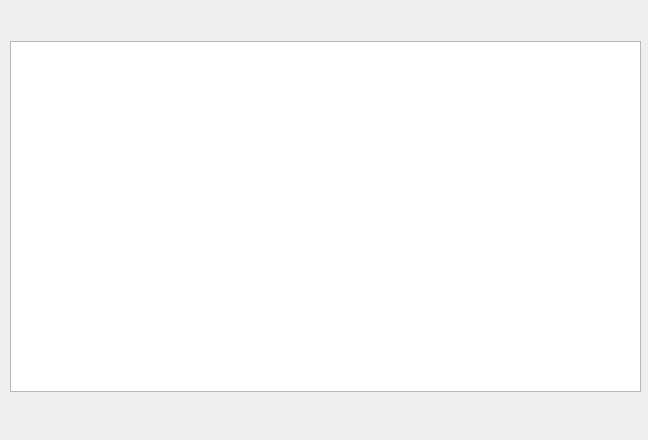
Above: Widgets/CommandFilesWidget.ui from AlexanderMokhov/AR-600Controller before the change. Below: the same form after it.
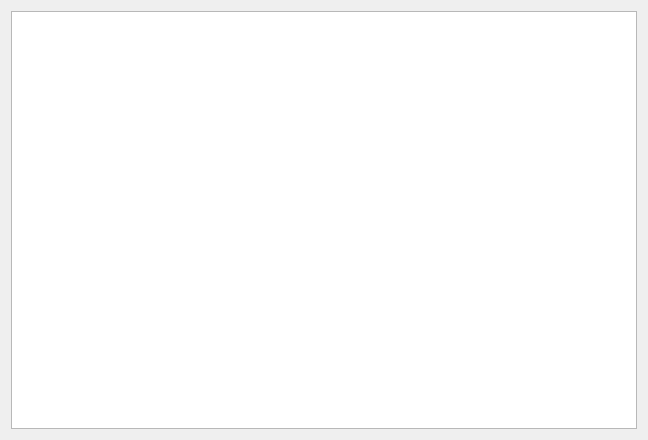
That is the form after the change.

```diff
--- a/Widgets/CommandFilesWidget.ui
+++ b/Widgets/CommandFilesWidget.ui
@@ -13,20 +13,14 @@
   <property name="windowTitle">
    <string>Form</string>
   </property>
+  <layout class="QGridLayout" name="gridLayout">
+   <item row="0" column="0">
   <widget class="QTableView" name="FilesTable">
-   <property name="geometry">
-    <rect>
-     <x>10</x>
-     <y>41</y>
-     <width>631</width>
-     <height>351</height>
-    </rect>
-   </property>
    <property name="styleSheet">
     <string notr="true">selection-color: black; selection-background-color: rgba(30, 144, 255, 100);</string>
    </property>
    <property name="sizeAdjustPolicy">
-    <enum>QAbstractScrollArea::AdjustToContents</enum>
+      <enum>QAbstractScrollArea::AdjustToContentsOnFirstShow</enum>
    </property>
    <property name="editTriggers">
     <set>QAbstractItemView::NoEditTriggers</set>
@@ -40,7 +34,15 @@
    <property name="cornerButtonEnabled">
     <bool>false</bool>
    </property>
-  </widget>
+     <attribute name="horizontalHeaderDefaultSectionSize">
+      <number>70</number>
+     </attribute>
+     <attribute name="verticalHeaderDefaultSectionSize">
+      <number>19</number>
+     </attribute>
+    </widget>
+   </item>
+  </layout>
  </widget>
  <resources/>
  <connections/>
```
Lines whose indentation alone changed are shown as unchanged.
